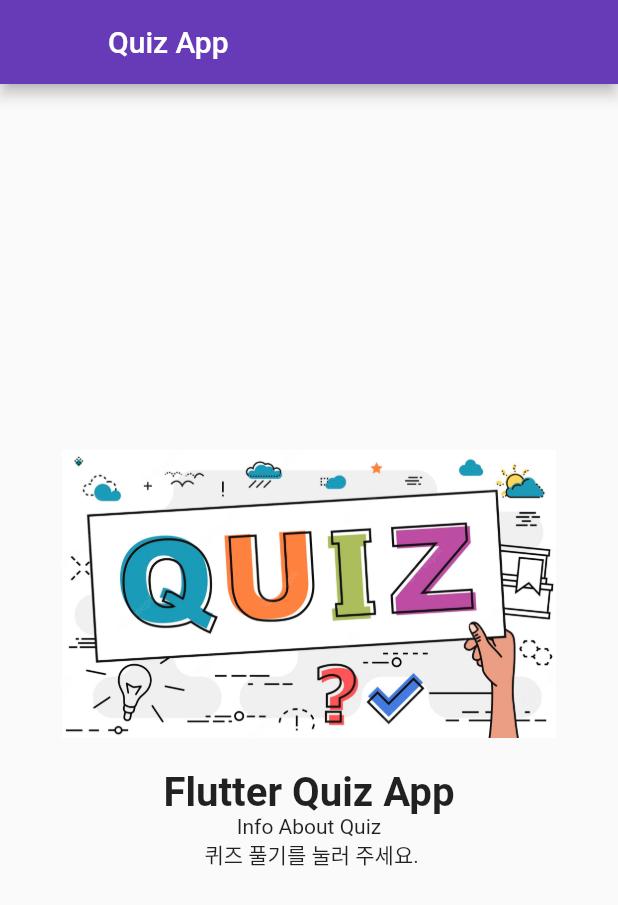
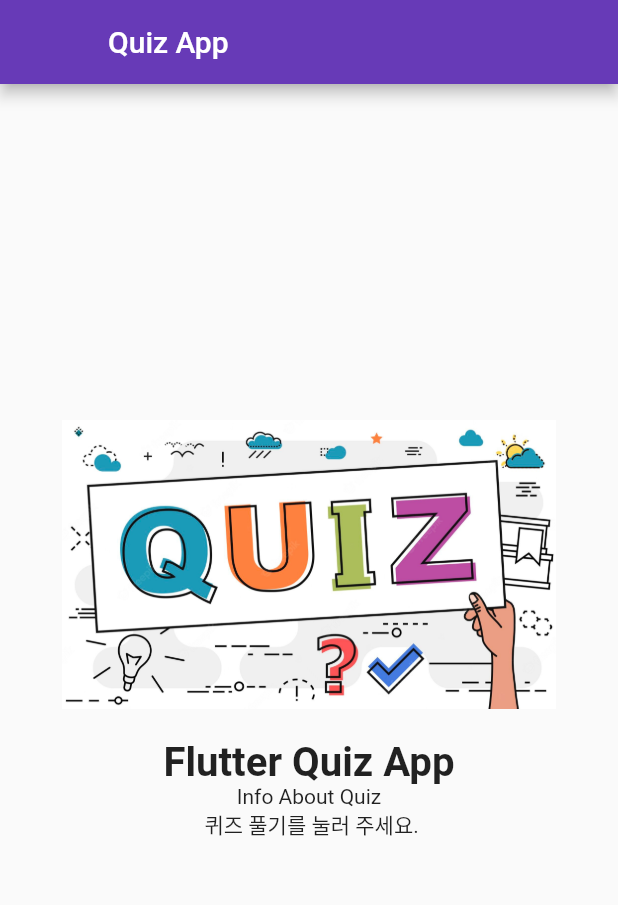
Before and after one commit to metacogpe/flutter_quiz_app, a Flutter app: the screen it shows after launch, on a phone screen of 412 x 824 dp. Shown: the top 905 px of the screen. Run offline on Flutter 3.47's test engine with Material 2 defaults, Android fonts, the phone set to English and light mode, and no system bars.

Commit message:
추가 padding

```diff
--- a/lib/screen/screen_home.dart
+++ b/lib/screen/screen_home.dart
@@ -42,6 +42,10 @@ class _HomeScreenState extends State<HomeScreen> {
                 'Info About Quiz\n 퀴즈 풀기를 눌러 주세요.',
                 textAlign: TextAlign.center,
               ),
+              Padding(
+                  padding: EdgeInsets.all(width * 0.048),
+              ),
+
             ],
           ),
         ),
```
